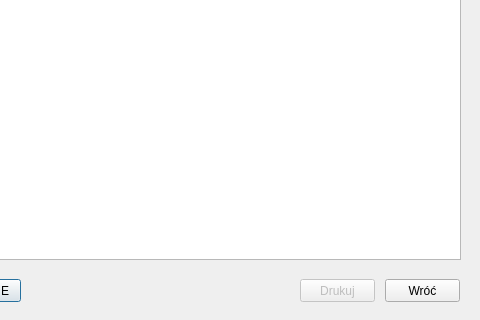
Qt form salesdetail.ui (DzimiX/ProgramSprzedazowy) before a commit; both pictures show x 150 to 630 and y 201 to 521 of the 630 by 521 pixel window.
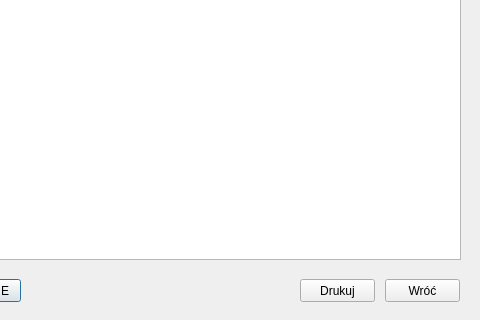
The same form after that commit.

```diff
--- a/salesdetail.ui
+++ b/salesdetail.ui
@@ -109,7 +109,7 @@
   </widget>
   <widget class="QPushButton" name="button_print">
    <property name="enabled">
-    <bool>false</bool>
+    <bool>true</bool>
    </property>
    <property name="geometry">
     <rect>
```
